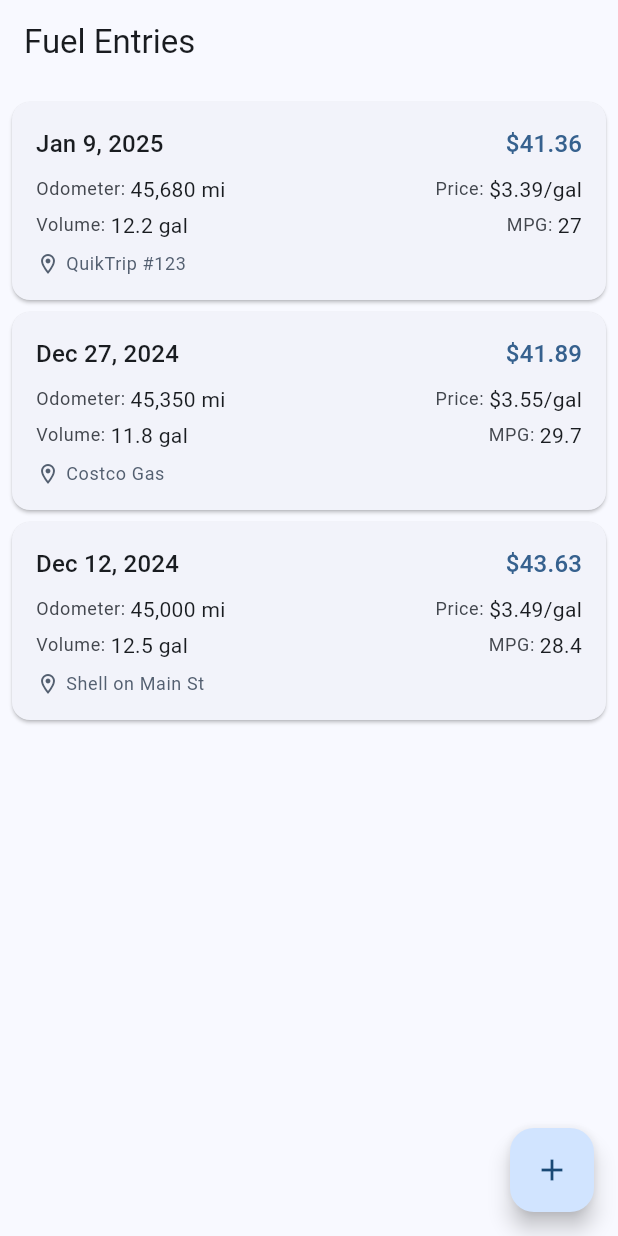
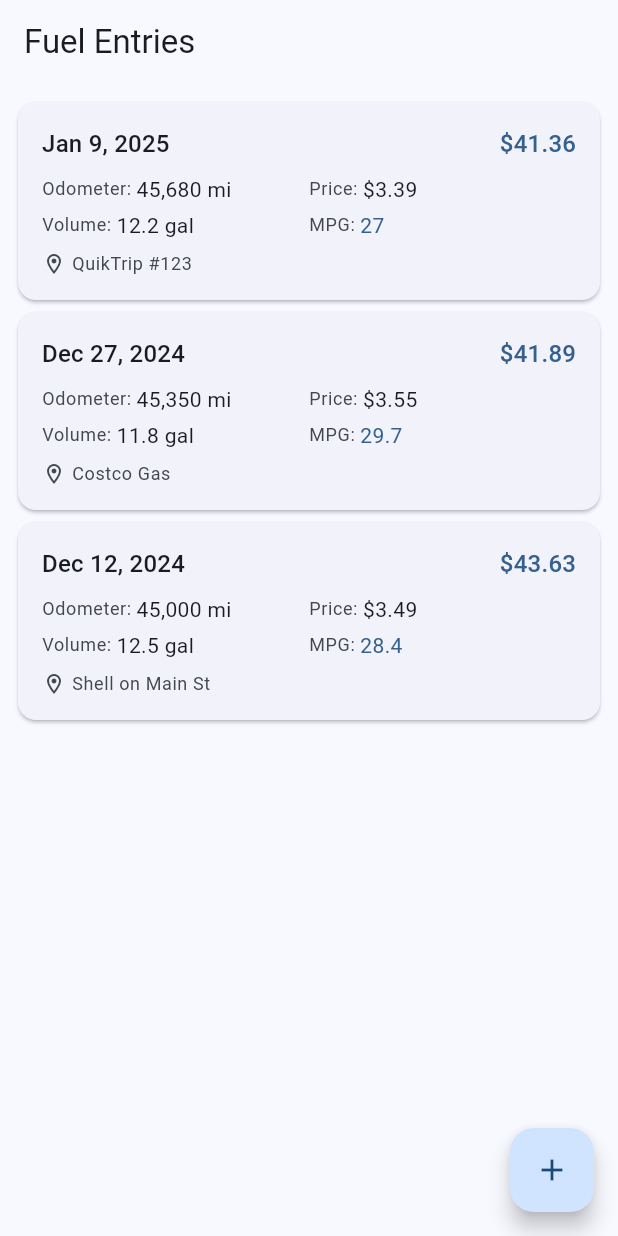
Before and after one commit to veltalldev/fuel-tracker, a Flutter app: the screen it shows after launch, on a phone screen of 412 x 824 dp. Run offline on Flutter 3.47's test engine with Material 3 defaults, Android fonts, the light colour scheme and no system bars; our stand-ins replace flutter_riverpod, sqflite; accounts and stored records are empty.

Commit message:
feat: Improved entry card UI to make use of new validation
- Added number formatting to entry card
- Improved MPG display with consistent decimal places
- Layout and spacing
- Misc: color highlighting, text overflow, styling, accessibility

```diff
--- a/lib/screens/list/components/entry_card.dart
+++ b/lib/screens/list/components/entry_card.dart
@@ -20,22 +20,22 @@ class EntryCard extends StatelessWidget {
     final dateFormat = DateFormat.yMMMd();
     final currencyFormat = NumberFormat.currency(symbol: '\$');
     final numberFormat = NumberFormat.decimalPattern();
+    final mpgFormat = NumberFormat.decimalPattern()..maximumFractionDigits = 1;
 
     return Dismissible(
       key: Key('entry-${entry.id}'),
       direction: DismissDirection.endToStart,
       onDismissed: onDismissed,
       background: Container(
-        color: theme.colorScheme.error,
         alignment: Alignment.centerRight,
         padding: const EdgeInsets.only(right: 16.0),
+        color: theme.colorScheme.error,
         child: Icon(
-          Icons.delete,
+          Icons.delete_outline,
           color: theme.colorScheme.onError,
         ),
       ),
       child: Card(
-        margin: const EdgeInsets.symmetric(vertical: 4.0),
         child: InkWell(
           onTap: onTap,
           child: Padding(
@@ -60,9 +60,9 @@ class EntryCard extends StatelessWidget {
                 ),
                 const SizedBox(height: 8.0),
                 Row(
-                  mainAxisAlignment: MainAxisAlignment.spaceBetween,
                   children: [
-                    Column(
+                    Expanded(
+                      child: Column(
                         crossAxisAlignment: CrossAxisAlignment.start,
                         children: [
                           _buildDetailRow(
@@ -78,23 +78,27 @@ class EntryCard extends StatelessWidget {
                           ),
                         ],
                       ),
-                    Column(
-                      crossAxisAlignment: CrossAxisAlignment.end,
+                    ),
+                    Expanded(
+                      child: Column(
+                        crossAxisAlignment: CrossAxisAlignment.start,
                         children: [
                           _buildDetailRow(
                             context,
                             'Price',
-                          '${currencyFormat.format(entry.pricePerUnit)}/gal',
+                            currencyFormat.format(entry.pricePerUnit),
                           ),
                           if (entry.milesPerGallon != null) ...[
                             const SizedBox(height: 4.0),
                             _buildDetailRow(
                               context,
                               'MPG',
-                            numberFormat.format(entry.milesPerGallon),
+                              mpgFormat.format(entry.milesPerGallon),
+                              textColor: theme.colorScheme.primary,
                             ),
                           ],
                         ],
+                      ),
                     ),
                   ],
                 ),
@@ -104,15 +108,15 @@ class EntryCard extends StatelessWidget {
                     children: [
                       Icon(
                         Icons.location_on_outlined,
-                        size: 16.0,
-                        color: theme.colorScheme.secondary,
+                        size: 16,
+                        color: theme.colorScheme.onSurfaceVariant,
                       ),
                       const SizedBox(width: 4.0),
                       Expanded(
                         child: Text(
                           entry.location!,
                           style: theme.textTheme.bodySmall?.copyWith(
-                            color: theme.colorScheme.secondary,
+                            color: theme.colorScheme.onSurfaceVariant,
                           ),
                           maxLines: 1,
                           overflow: TextOverflow.ellipsis,
@@ -129,7 +133,12 @@ class EntryCard extends StatelessWidget {
     );
   }
 
-  Widget _buildDetailRow(BuildContext context, String label, String value) {
+  Widget _buildDetailRow(
+    BuildContext context,
+    String label,
+    String value, {
+    Color? textColor,
+  }) {
     final theme = Theme.of(context);
     return Row(
       mainAxisSize: MainAxisSize.min,
@@ -142,7 +151,9 @@ class EntryCard extends StatelessWidget {
         ),
         Text(
           value,
-          style: theme.textTheme.bodyMedium,
+          style: theme.textTheme.bodyMedium?.copyWith(
+            color: textColor,
+          ),
         ),
       ],
     );
```
Also changed, not shown: 1 other file. Lines whose indentation alone changed are shown as unchanged.
